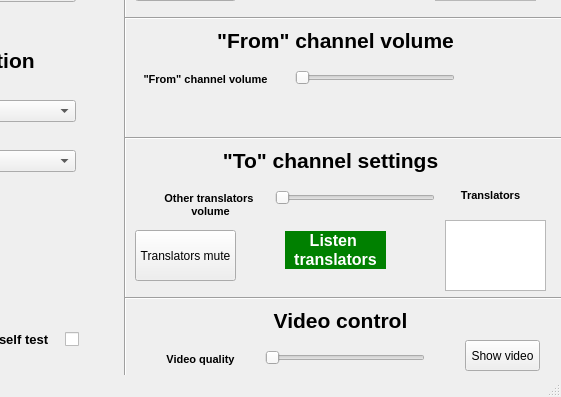
Before: the Qt Designer form TT_RemoteTranslation/remotetranslatorui.ui in valikl/remote-translator, drawn with Qt 5; both pictures show x 215 to 776 and y 266 to 663 of the 776 by 663 pixel window.
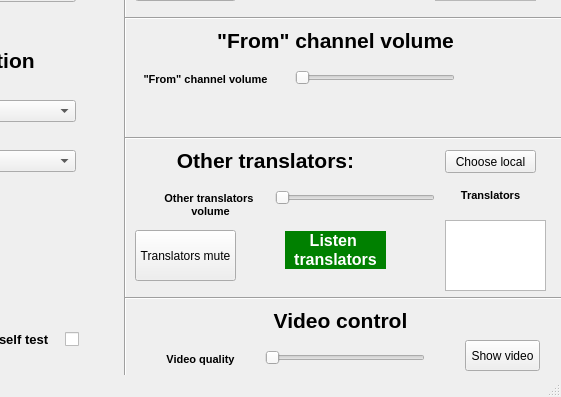
After: the same form once the commit is applied.

Commit message: choose local/remote translator

```diff
--- a/TT_RemoteTranslation/remotetranslatorui.ui
+++ b/TT_RemoteTranslation/remotetranslatorui.ui
@@ -467,9 +467,9 @@
    <widget class="QLabel" name="label_18">
     <property name="geometry">
      <rect>
-      <x>400</x>
+      <x>350</x>
       <y>370</y>
-      <width>291</width>
+      <width>261</width>
       <height>41</height>
      </rect>
     </property>
@@ -478,7 +478,7 @@
 &lt;html&gt;&lt;head&gt;&lt;meta name=&quot;qrichtext&quot; content=&quot;1&quot; /&gt;&lt;style type=&quot;text/css&quot;&gt;
 p, li { white-space: pre-wrap; }
 &lt;/style&gt;&lt;/head&gt;&lt;body style=&quot; font-family:'MS Shell Dlg 2'; font-size:8.25pt; font-weight:400; font-style:normal;&quot;&gt;
-&lt;p align=&quot;center&quot; style=&quot; margin-top:0px; margin-bottom:0px; margin-left:0px; margin-right:0px; -qt-block-indent:0; text-indent:0px;&quot;&gt;&lt;span style=&quot; font-size:16pt; font-weight:600;&quot;&gt;&amp;quot;To&amp;quot; channel settings&lt;/span&gt;&lt;/p&gt;&lt;/body&gt;&lt;/html&gt;</string>
+&lt;p align=&quot;center&quot; style=&quot; margin-top:0px; margin-bottom:0px; margin-left:0px; margin-right:0px; -qt-block-indent:0; text-indent:0px;&quot;&gt;&lt;span style=&quot; font-size:16pt; font-weight:600;&quot;&gt;Other translators:&lt;/span&gt;&lt;/p&gt;&lt;/body&gt;&lt;/html&gt;</string>
     </property>
    </widget>
    <widget class="QLabel" name="TrgStatusLbl">
@@ -646,6 +646,19 @@
 &lt;p align=&quot;center&quot; style=&quot; margin-top:0px; margin-bottom:0px; margin-left:0px; margin-right:0px; -qt-block-indent:0; text-indent:0px;&quot;&gt;&lt;span style=&quot; font-size:16pt; font-weight:600;&quot;&gt;Video control&lt;/span&gt;&lt;/p&gt;&lt;/body&gt;&lt;/html&gt;</string>
     </property>
    </widget>
+   <widget class="QPushButton" name="chooseTransButton">
+    <property name="geometry">
+     <rect>
+      <x>660</x>
+      <y>380</y>
+      <width>91</width>
+      <height>23</height>
+     </rect>
+    </property>
+    <property name="text">
+     <string>Choose local</string>
+    </property>
+   </widget>
   </widget>
   <widget class="QMenuBar" name="menuBar">
    <property name="geometry">
```
The commit also changes 3 other files.
